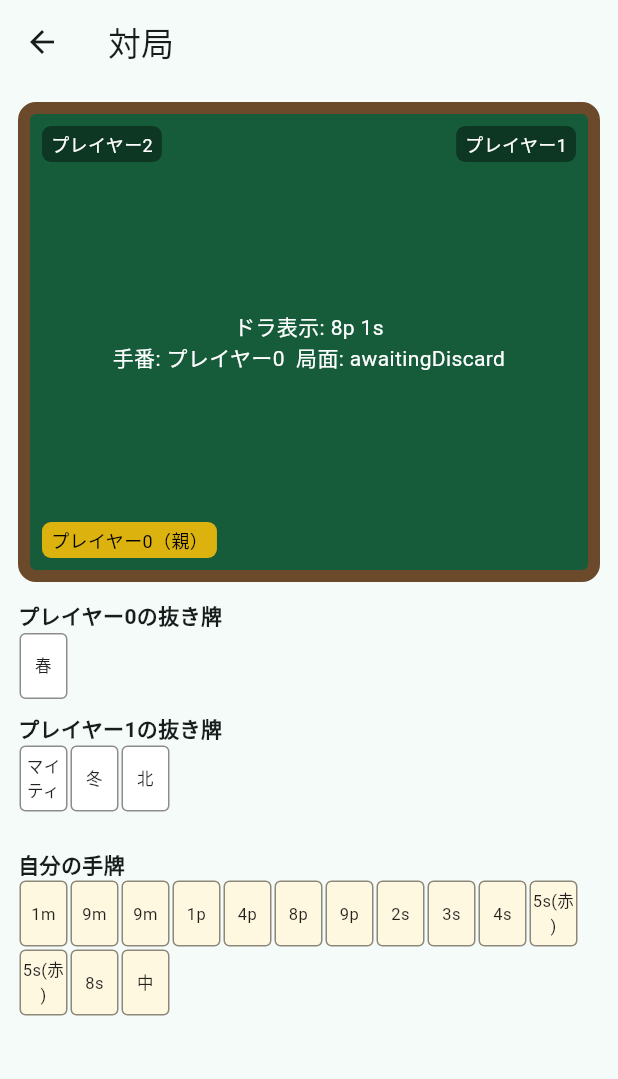
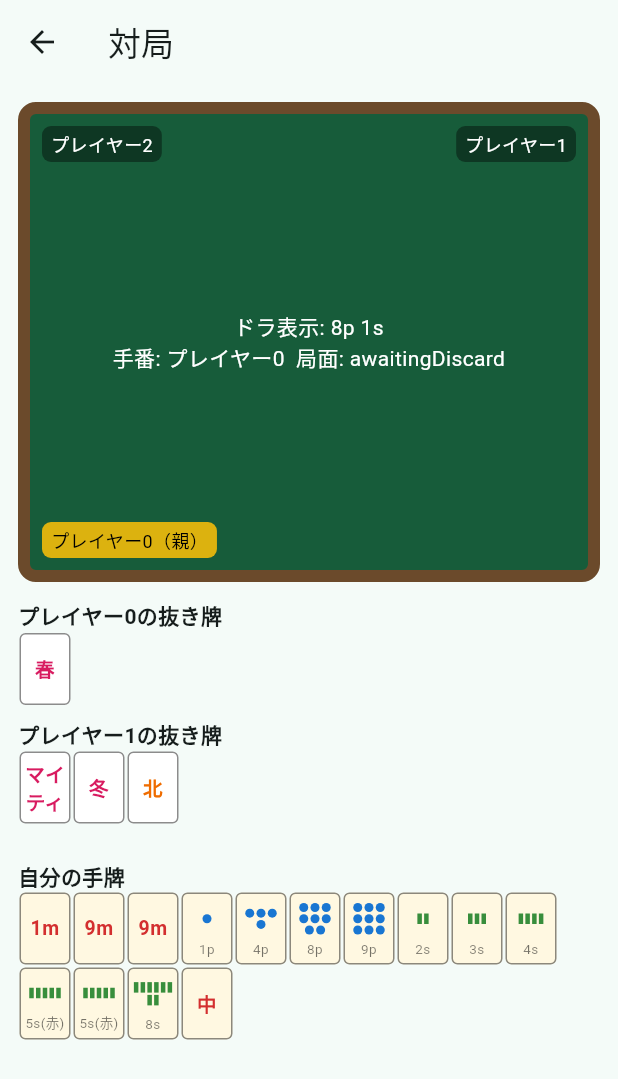
Before and after one commit to MasakiTanimizu/Claudecode-, a Flutter app: the screen it shows after launch, after a tap on "対局開始（動作確認用）", on a phone screen of 412 x 824 dp. Shown: the top 1079 px of the screen. Run offline on Flutter 3.47's test engine with Material 3 defaults, Android fonts, the phone set to English and light mode, and no system bars.

Commit message:
牌の見た目に絵柄（ピップ）を追加
数牌（筒子/索子）は円/棒のピップパターンをtile.numberの数だけ描画し、
下に小さくラベルを表示。萬子・字牌・北・華牌はこれまで通り単一の
太字カラーテキスト表示のまま。

外部アセット不要でFlutterの図形描画のみで実装。全牌種でtile.labelを
実テキストとして残し、find.text(tile.label)でタイルを検索/タップする
既存テスト（game_screen_test.dart等）との互換性を維持。

```diff
--- a/apps/mobile/lib/presentation/widgets/tile_view.dart
+++ b/apps/mobile/lib/presentation/widgets/tile_view.dart
@@ -1,10 +1,20 @@
 import 'package:flutter/material.dart';
 import 'package:mahjong_engine/mahjong_engine.dart';
 
-/// A single tile, rendered as its [Tile.label] text on a bordered card.
-/// Placeholder art — real tile graphics (STEP7「雀魂/MJ/天鳳の間」の見た目)
-/// land in a later slice; this exists so the board layout and interaction
-/// logic can be built and tested now without waiting on art assets.
+/// A single tile, rendered on a bordered card. A pin/sou number tile draws
+/// a pip pattern (circles/bars, one per count) above its label; every other
+/// tile — man (only 1/9 exist in this ruleset, so a pip grid isn't worth
+/// it), winds, dragons, 北, and 華牌 — is a single bold, colored rendering
+/// of [Tile.label] instead, colored per kind (STEP7「雀魂/MJ/天鳳の間」の見た
+/// 目 STEP10実装: no external art assets, drawn entirely with Flutter's own
+/// shapes/text so there's nothing to source or license).
+///
+/// [Tile.label] is always present as real text somewhere in the tile
+/// (either as the whole rendering, or as the pip tile's small caption)
+/// deliberately — the rest of the app finds/taps specific tiles via
+/// `find.text(tile.label)`, and changing what's displayed to something
+/// else (e.g. traditional 一萬/九萬 kanji instead of "1m") would break
+/// that everywhere at once.
 ///
 /// [onDiscard], when set, makes the tile discardable via double-tap — the
 /// established gesture for this app (STEP7「牌を捨てる時の操作方法...ダブル
@@ -18,24 +28,92 @@ class TileView extends StatelessWidget {
 
   @override
   Widget build(BuildContext context) {
+    final pips = _pipsFor(tile);
     return GestureDetector(
       onDoubleTap: onDiscard,
       child: Container(
-        width: 32,
-        height: 44,
+        width: 34,
+        height: 48,
         margin: const EdgeInsets.symmetric(horizontal: 1, vertical: 1),
+        padding: const EdgeInsets.symmetric(vertical: 3, horizontal: 2),
         decoration: BoxDecoration(
           color: onDiscard != null ? Colors.amber.shade50 : Colors.white,
           border: Border.all(color: Colors.black45),
           borderRadius: BorderRadius.circular(4),
         ),
-        alignment: Alignment.center,
-        child: Text(
-          tile.label,
-          style: const TextStyle(fontSize: 11, color: Colors.black87),
-          textAlign: TextAlign.center,
-        ),
+        child: pips == null
+            ? Center(
+                child: Text(
+                  tile.label,
+                  style: TextStyle(
+                    fontSize: 13,
+                    fontWeight: FontWeight.bold,
+                    color: _accentColor(tile),
+                  ),
+                  textAlign: TextAlign.center,
+                ),
+              )
+            : Column(
+                mainAxisAlignment: MainAxisAlignment.spaceBetween,
+                children: [
+                  Expanded(child: Center(child: pips)),
+                  Text(
+                    tile.label,
+                    style: const TextStyle(fontSize: 9, color: Colors.black54),
+                    textAlign: TextAlign.center,
+                  ),
+                ],
+              ),
       ),
     );
   }
 }
+
+/// A pip pattern for a pin/sou number tile, or null for anything else
+/// (man/winds/dragons/北/華牌 all render as styled text instead — see the
+/// class doc).
+Widget? _pipsFor(Tile tile) {
+  if (tile is! NumberTile || tile.suit == NumberSuit.man) return null;
+  final color = tile.suit == NumberSuit.pin ? Colors.blue.shade700 : Colors.green.shade700;
+  return Wrap(
+    alignment: WrapAlignment.center,
+    runAlignment: WrapAlignment.center,
+    spacing: 1.5,
+    runSpacing: 1.5,
+    children: [
+      for (var i = 0; i < tile.number; i++) _Pip(suit: tile.suit, color: color),
+    ],
+  );
+}
+
+Color _accentColor(Tile tile) => switch (tile) {
+      NumberTile t => t.suit == NumberSuit.man ? Colors.red.shade700 : Colors.black87,
+      WindTile _ => Colors.black87,
+      DragonTile t => switch (t.dragon) {
+          Dragon.white => Colors.blue.shade700,
+          Dragon.green => Colors.green.shade700,
+          Dragon.red => Colors.red.shade700,
+        },
+      KitaTile _ => Colors.orange.shade800,
+      HanaTile _ => Colors.pink.shade600,
+    };
+
+/// One dot (pin) or bar (sou) in a number tile's pip pattern.
+class _Pip extends StatelessWidget {
+  final NumberSuit suit;
+  final Color color;
+
+  const _Pip({required this.suit, required this.color});
+
+  @override
+  Widget build(BuildContext context) {
+    if (suit == NumberSuit.sou) {
+      return Container(width: 3, height: 7, color: color);
+    }
+    return Container(
+      width: 6,
+      height: 6,
+      decoration: BoxDecoration(color: color, shape: BoxShape.circle),
+    );
+  }
+}
```
Also changed, not shown: 1 other file.
